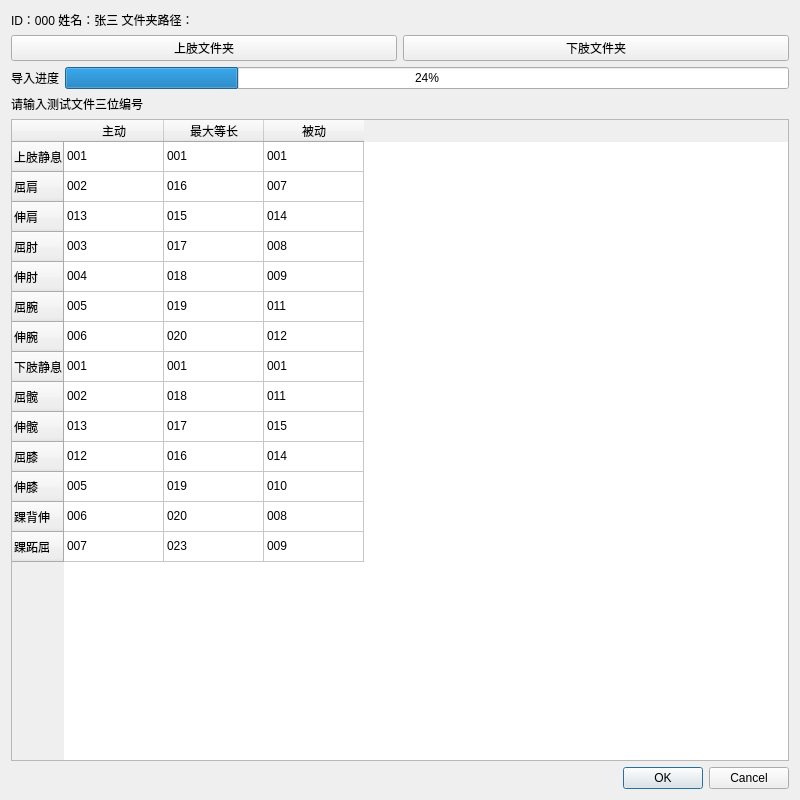
Above: code/ui_design/t_file_cfg.ui from wangzhengtao1993/MotorAbilityAnalysis before the change. Below: the same form after it.
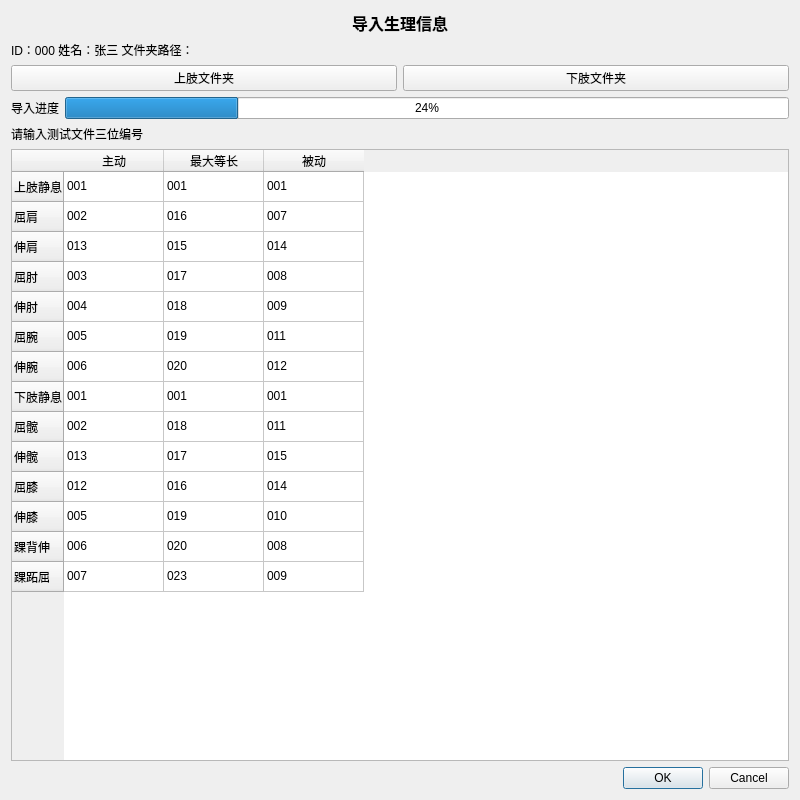
That is the form after the change.

Diff of the .ui file:
```diff
--- a/code/ui_design/t_file_cfg.ui
+++ b/code/ui_design/t_file_cfg.ui
@@ -32,6 +32,23 @@
    <string>测试文件编号</string>
   </property>
   <layout class="QVBoxLayout" name="verticalLayout">
+   <item>
+    <widget class="QLabel" name="label">
+     <property name="font">
+      <font>
+       <pointsize>12</pointsize>
+       <weight>75</weight>
+       <bold>true</bold>
+      </font>
+     </property>
+     <property name="text">
+      <string>导入生理信息</string>
+     </property>
+     <property name="alignment">
+      <set>Qt::AlignCenter</set>
+     </property>
+    </widget>
+   </item>
    <item>
     <widget class="QLabel" name="l_user_info">
      <property name="text">
```
Left out of the diff: 2 changed lines with no effect on the pictures.
